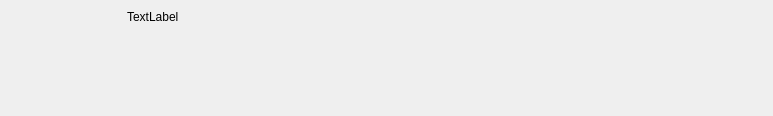
Above: Updraft/src/plugins/taskdecl/taskdeclpanel.ui from updraft/updraft before the change. Below: the same form after it.
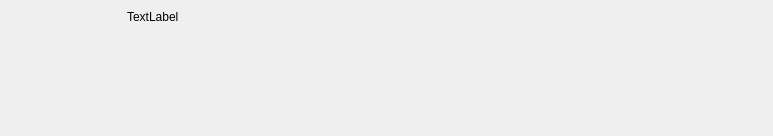
That is the form after the change. Icons and pictures are not drawn.

Commit message:
Display task axis in task declaration panel
* For each leg is displayed distance and outgoing azimuth

Diff of the .ui file:
```diff
--- a/Updraft/src/plugins/taskdecl/taskdeclpanel.ui
+++ b/Updraft/src/plugins/taskdecl/taskdeclpanel.ui
@@ -7,7 +7,7 @@
     <x>0</x>
     <y>0</y>
     <width>773</width>
-    <height>116</height>
+    <height>136</height>
    </rect>
   </property>
   <property name="sizePolicy">
@@ -216,7 +216,7 @@
      <property name="minimumSize">
       <size>
        <width>0</width>
-       <height>70</height>
+       <height>100</height>
       </size>
      </property>
      <property name="maximumSize">
@@ -243,7 +243,7 @@
         <x>0</x>
         <y>0</y>
         <width>773</width>
-        <height>80</height>
+        <height>100</height>
        </rect>
       </property>
       <layout class="QVBoxLayout" name="verticalLayout_3">
```
Left out of the diff: 27 changed lines with no effect on the pictures. The commit also changes 5 other files.
